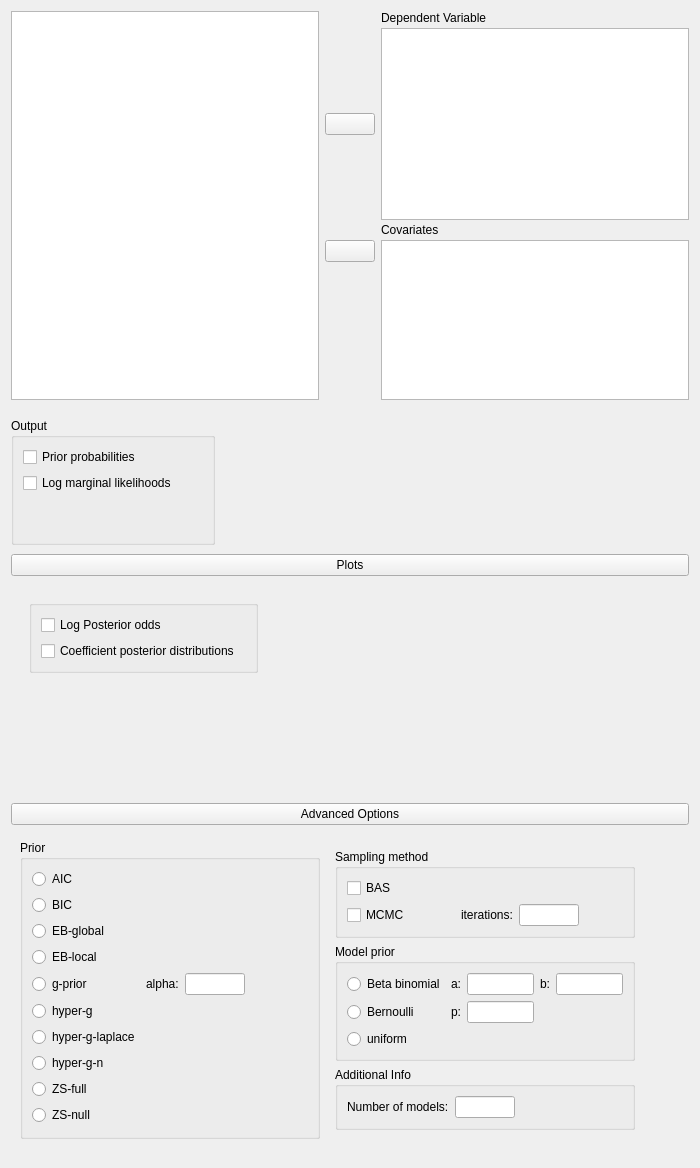
The window that JASP-Desktop/analysisforms/BASRegression/basregressionlinearlinkform.ui (jasp-stats/jasp-desktop) describes before a commit, drawn with Qt 5.
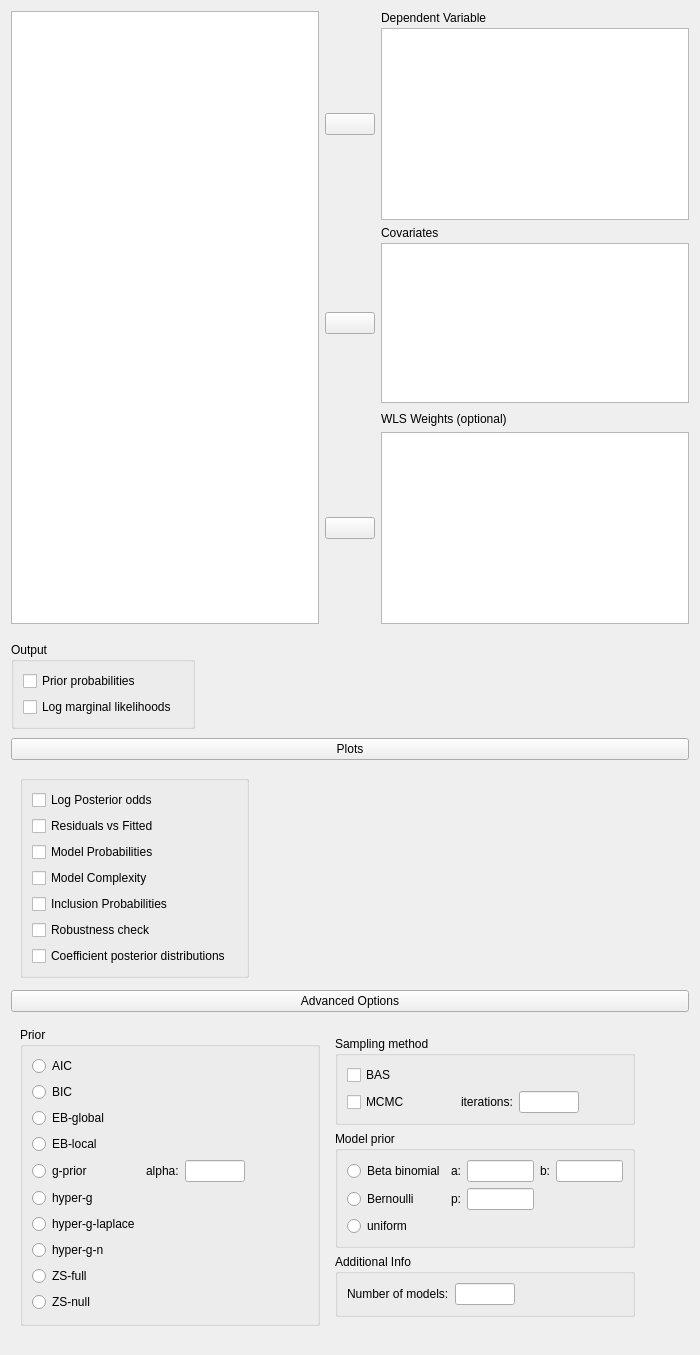
The same window after the commit. Custom widgets are drawn as their Qt base class.

Commit message: Added plots to BAS Regression Linear link 1. Residuals Vs Fitted plot 2. Model Probabilities plot 3. Model Complexity plot 4. Inclusion Probabilties plot

The edit to the form file:
```diff
--- a/JASP-Desktop/analysisforms/BASRegression/basregressionlinearlinkform.ui
+++ b/JASP-Desktop/analysisforms/BASRegression/basregressionlinearlinkform.ui
@@ -7,7 +7,7 @@
     <x>0</x>
     <y>0</y>
     <width>700</width>
-    <height>1168</height>
+    <height>1351</height>
    </rect>
   </property>
   <property name="sizePolicy">
@@ -86,47 +86,63 @@
              </spacer>
             </item>
             <item row="0" column="0">
-             <widget class="QWidget" name="widget_3" native="true">
-              <layout class="QVBoxLayout" name="verticalLayout_2">
-               <item>
-                <widget class="GroupBox" name="groupBox_4">
-                 <property name="title">
-                  <string/>
+             <widget class="GroupBox" name="groupBox_4">
+              <property name="title">
+               <string/>
+              </property>
+              <layout class="QGridLayout" name="gridLayout_10">
+               <item row="6" column="0">
+                <widget class="BoundCheckBox" name="plotCoefficientsPosterior">
+                 <property name="text">
+                  <string>Coefficient posterior distributions</string>
                  </property>
-                 <layout class="QGridLayout" name="gridLayout_10">
-                  <item row="1" column="0">
-                   <widget class="BoundCheckBox" name="plotCoefficientsPosterior">
-                    <property name="text">
-                     <string>Coefficient posterior distributions</string>
-                    </property>
-                   </widget>
-                  </item>
-                  <item row="0" column="0" colspan="2">
-                   <widget class="BoundCheckBox" name="plotLogPosteriorOdds">
-                    <property name="text">
-                     <string>Log Posterior odds</string>
-                    </property>
-                   </widget>
-                  </item>
-                 </layout>
+                </widget>
+               </item>
+               <item row="3" column="0">
+                <widget class="BoundCheckBox" name="plotModelComplexity">
+                 <property name="text">
+                  <string>Model Complexity</string>
+                 </property>
+                </widget>
+               </item>
+               <item row="0" column="0" colspan="2">
+                <widget class="BoundCheckBox" name="plotLogPosteriorOdds">
+                 <property name="text">
+                  <string>Log Posterior odds</string>
+                 </property>
+                </widget>
+               </item>
+               <item row="1" column="0">
+                <widget class="BoundCheckBox" name="plotResidualsVsFitted">
+                 <property name="text">
+                  <string>Residuals vs Fitted</string>
+                 </property>
+                </widget>
+               </item>
+               <item row="4" column="0">
+                <widget class="BoundCheckBox" name="plotInclusionProbabilites">
+                 <property name="text">
+                  <string>Inclusion Probabilities</string>
+                 </property>
+                </widget>
+               </item>
+               <item row="2" column="0">
+                <widget class="BoundCheckBox" name="plotModelProbabilities">
+                 <property name="text">
+                  <string>Model Probabilities</string>
+                 </property>
+                </widget>
+               </item>
+               <item row="5" column="0">
+                <widget class="BoundCheckBox" name="plotRobustnessCheck">
+                 <property name="text">
+                  <string>Robustness check</string>
+                 </property>
                 </widget>
                </item>
               </layout>
              </widget>
             </item>
-            <item row="1" column="0">
-             <spacer name="verticalSpacer">
-              <property name="orientation">
-               <enum>Qt::Vertical</enum>
-              </property>
-              <property name="sizeHint" stdset="0">
-               <size>
-                <width>20</width>
-                <height>40</height>
-               </size>
-              </property>
-             </spacer>
-            </item>
            </layout>
           </widget>
          </item>
@@ -157,44 +173,6 @@
       <property name="verticalSpacing">
        <number>3</number>
       </property>
-      <item row="2" column="2">
-       <widget class="QLabel" name="label_4">
-        <property name="sizePolicy">
-         <sizepolicy hsizetype="Fixed" vsizetype="Fixed">
-          <horstretch>0</horstretch>
-          <verstretch>0</verstretch>
-         </sizepolicy>
-        </property>
-        <property name="text">
-         <string>Covariates</string>
-        </property>
-       </widget>
-      </item>
-      <item row="3" column="1">
-       <widget class="AssignButton" name="buttonAssignCovariates">
-        <property name="sizePolicy">
-         <sizepolicy hsizetype="Fixed" vsizetype="Fixed">
-          <horstretch>0</horstretch>
-          <verstretch>0</verstretch>
-         </sizepolicy>
-        </property>
-        <property name="minimumSize">
-         <size>
-          <width>50</width>
-          <height>0</height>
-         </size>
-        </property>
-        <property name="maximumSize">
-         <size>
-          <width>50</width>
-          <height>16777215</height>
-         </size>
-        </property>
-        <property name="text">
-         <string/>
-        </property>
-       </widget>
-      </item>
       <item row="1" column="1">
        <widget class="AssignButton" name="buttonAssignDependent">
         <property name="sizePolicy">
@@ -220,13 +198,6 @@
         </property>
        </widget>
       </item>
-      <item row="0" column="2">
-       <widget class="QLabel" name="label">
-        <property name="text">
-         <string>Dependent Variable</string>
-        </property>
-       </widget>
-      </item>
       <item row="1" column="2">
        <widget class="boundSingleItemView" name="dependent">
         <property name="sizePolicy">
@@ -252,23 +223,7 @@
         </property>
        </widget>
       </item>
-      <item row="4" column="1">
-       <spacer name="verticalSpacer_3">
-        <property name="orientation">
-         <enum>Qt::Vertical</enum>
-        </property>
-        <property name="sizeType">
-         <enum>QSizePolicy::Expanding</enum>
-        </property>
-        <property name="sizeHint" stdset="0">
-         <size>
-          <width>20</width>
-          <height>0</height>
-         </size>
-        </property>
-       </spacer>
-      </item>
-      <item row="3" column="2" rowspan="2">
+      <item row="4" column="2">
        <widget class="BoundListView" name="covariates">
         <property name="sizePolicy">
          <sizepolicy hsizetype="Expanding" vsizetype="Fixed">
@@ -293,7 +248,7 @@
         </property>
        </widget>
       </item>
-      <item row="0" column="0" rowspan="5">
+      <item row="0" column="0" rowspan="10">
        <widget class="AvailableFieldsListView" name="listAvailableFields">
         <property name="sizePolicy">
          <sizepolicy hsizetype="Expanding" vsizetype="Preferred">
@@ -312,6 +267,108 @@
         </property>
        </widget>
       </item>
+      <item row="0" column="2">
+       <widget class="QLabel" name="label">
+        <property name="text">
+         <string>Dependent Variable</string>
+        </property>
+       </widget>
+      </item>
+      <item row="3" column="2">
+       <widget class="QLabel" name="label_4">
+        <property name="sizePolicy">
+         <sizepolicy hsizetype="Fixed" vsizetype="Fixed">
+          <horstretch>0</horstretch>
+          <verstretch>0</verstretch>
+         </sizepolicy>
+        </property>
+        <property name="text">
+         <string>Covariates</string>
+        </property>
+       </widget>
+      </item>
+      <item row="9" column="2">
+       <widget class="boundSingleItemView" name="wlsWeights">
+        <property name="sizePolicy">
+         <sizepolicy hsizetype="Expanding" vsizetype="Fixed">
+          <horstretch>0</horstretch>
+          <verstretch>0</verstretch>
+         </sizepolicy>
+        </property>
+        <property name="minimumSize">
+         <size>
+          <width>0</width>
+          <height>0</height>
+         </size>
+        </property>
+        <property name="maximumSize">
+         <size>
+          <width>16777215</width>
+          <height>16777215</height>
+         </size>
+        </property>
+        <property name="selectionMode">
+         <enum>QAbstractItemView::ExtendedSelection</enum>
+        </property>
+       </widget>
+      </item>
+      <item row="9" column="1">
+       <widget class="AssignButton" name="buttonAssignWlsWeights">
+        <property name="sizePolicy">
+         <sizepolicy hsizetype="Fixed" vsizetype="Fixed">
+          <horstretch>0</horstretch>
+          <verstretch>0</verstretch>
+         </sizepolicy>
+        </property>
+        <property name="minimumSize">
+         <size>
+          <width>50</width>
+          <height>0</height>
+         </size>
+        </property>
+        <property name="maximumSize">
+         <size>
+          <width>50</width>
+          <height>16777215</height>
+         </size>
+        </property>
+        <property name="text">
+         <string/>
+        </property>
+       </widget>
+      </item>
+      <item row="4" column="1">
+       <widget class="AssignButton" name="buttonAssignCovariates">
+        <property name="sizePolicy">
+         <sizepolicy hsizetype="Fixed" vsizetype="Fixed">
+          <horstretch>0</horstretch>
+          <verstretch>0</verstretch>
+         </sizepolicy>
+        </property>
+        <property name="minimumSize">
+         <size>
+          <width>50</width>
+          <height>0</height>
+         </size>
+        </property>
+        <property name="maximumSize">
+         <size>
+          <width>50</width>
+          <height>16777215</height>
+         </size>
+        </property>
+        <property name="text">
+         <string/>
+        </property>
+       </widget>
+      </item>
+      <item row="7" column="2">
+       <widget class="QLabel" name="label_2">
+        <property name="text">
+         <string>WLS Weights (optional)</string>
+        </property>
+       </widget>
+      </item>
      </layout>
     </widget>
    </item>
@@ -339,6 +396,13 @@
          <string>Output</string>
         </property>
         <layout class="QGridLayout" name="gridLayout_8">
+         <item row="1" column="0">
+          <widget class="BoundCheckBox" name="logmarg">
+           <property name="text">
+            <string>Log marginal likelihoods</string>
+           </property>
+          </widget>
+         </item>
          <item row="0" column="0" colspan="2">
           <widget class="BoundCheckBox" name="priorprobs">
            <property name="text">
@@ -346,26 +410,6 @@
            </property>
           </widget>
          </item>
-         <item row="2" column="1">
-          <spacer name="verticalSpacer_4">
-           <property name="orientation">
-            <enum>Qt::Vertical</enum>
-           </property>
-           <property name="sizeHint" stdset="0">
-            <size>
-             <width>20</width>
-             <height>40</height>
-            </size>
-           </property>
-          </spacer>
-         </item>
-         <item row="1" column="0">
-          <widget class="BoundCheckBox" name="logmarg">
-           <property name="text">
-            <string>Log marginal likelihoods</string>
-           </property>
-          </widget>
-         </item>
         </layout>
        </widget>
       </item>
@@ -762,27 +806,6 @@
   </layout>
  </widget>
  <customwidgets>
-  <customwidget>
-   <class>AssignButton</class>
-   <extends>QPushButton</extends>
-   <header>widgets/assignbutton.h</header>
-  </customwidget>
-  <customwidget>
-   <class>AvailableFieldsListView</class>
-   <extends>QListView</extends>
-   <header>widgets/availablefieldslistview.h</header>
-  </customwidget>
-  <customwidget>
-   <class>BoundListView</class>
-   <extends>QListView</extends>
-   <header>widgets/boundlistview.h</header>
-  </customwidget>
-  <customwidget>
-   <class>GroupBox</class>
-   <extends>QGroupBox</extends>
-   <header>widgets/groupbox.h</header>
-   <container>1</container>
-  </customwidget>
   <customwidget>
    <class>BoundTextBox</class>
    <extends>QLineEdit</extends>
@@ -800,15 +823,36 @@
    <header>widgets/boundcheckbox.h</header>
   </customwidget>
   <customwidget>
-   <class>boundSingleItemView</class>
-   <extends>QListView</extends>
-   <header>widgets/boundsingleitemview.h</header>
+   <class>GroupBox</class>
+   <extends>QGroupBox</extends>
+   <header>widgets/groupbox.h</header>
+   <container>1</container>
   </customwidget>
   <customwidget>
    <class>ExpanderButton</class>
    <extends>QPushButton</extends>
    <header>widgets/expanderbutton.h</header>
   </customwidget>
+  <customwidget>
+   <class>AssignButton</class>
+   <extends>QPushButton</extends>
+   <header>widgets/assignbutton.h</header>
+  </customwidget>
+  <customwidget>
+   <class>AvailableFieldsListView</class>
+   <extends>QListView</extends>
+   <header>widgets/availablefieldslistview.h</header>
+  </customwidget>
+  <customwidget>
+   <class>BoundListView</class>
+   <extends>QListView</extends>
+   <header>widgets/boundlistview.h</header>
+  </customwidget>
+  <customwidget>
+   <class>boundSingleItemView</class>
+   <extends>QListView</extends>
+   <header>widgets/boundsingleitemview.h</header>
+  </customwidget>
  </customwidgets>
  <resources/>
  <connections/>
```
The commit also changes 4 other files.
